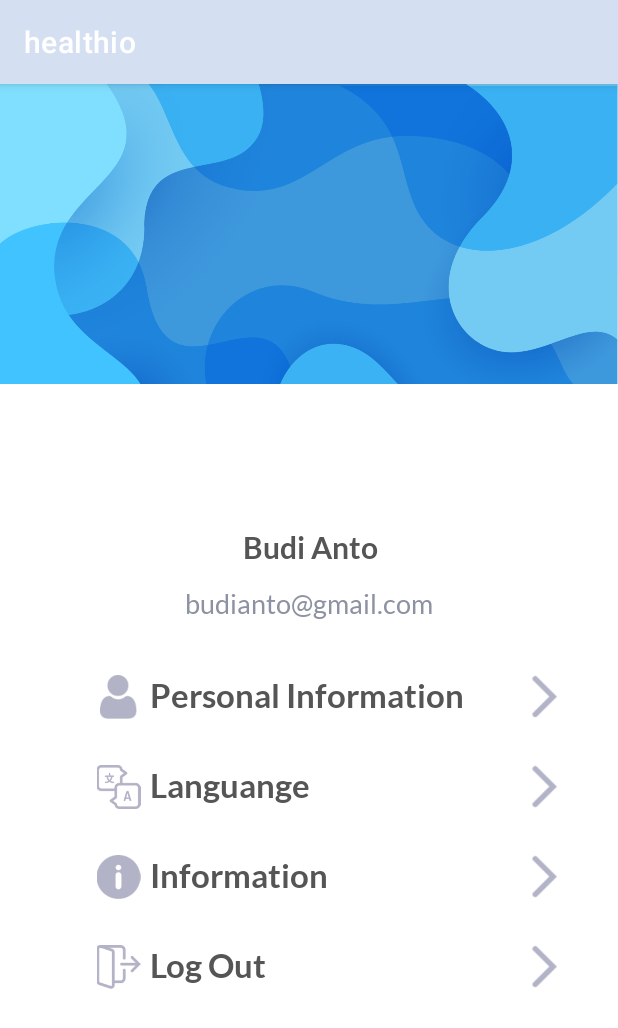
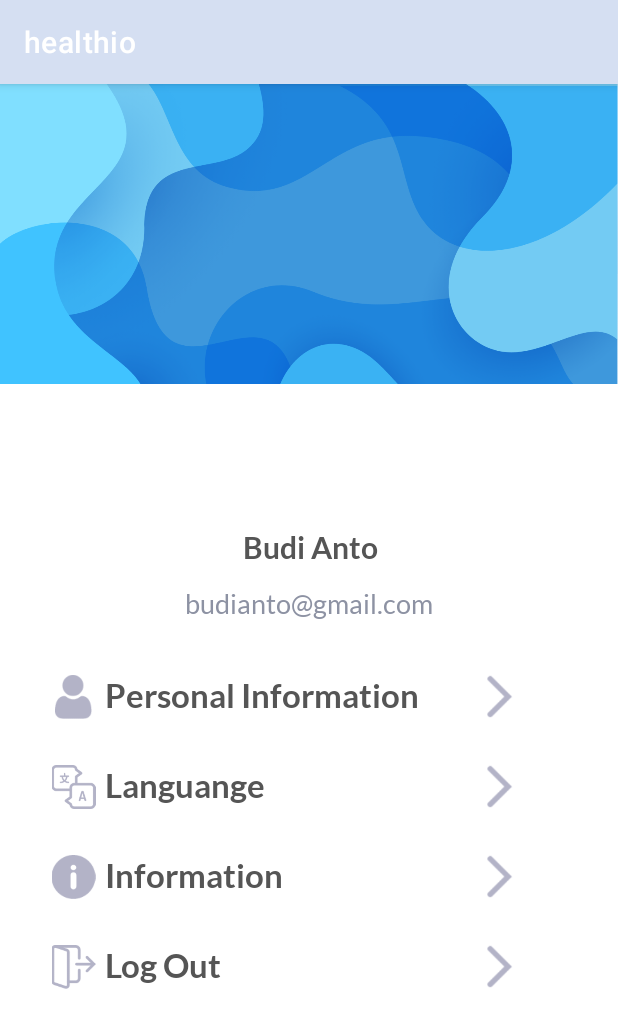
Before and after one commit to jonathanSendiko/bangkit-capstone-healthio, an Android app: the fragment ProfileFragment shown on its own in the app's theme, on a phone screen of 412 x 824 dp. Shown: the top 1028 px of the screen. Run offline under Robolectric (Android 15) with nearby library versions, the phone set to English and light mode, and no system bars; 1 statement that could not run was skipped.

Commit message:
Fragments

```diff
--- a/app/src/main/res/layout/fragment_profile.xml
+++ b/app/src/main/res/layout/fragment_profile.xml
@@ -74,7 +74,7 @@
             android:layout_width="322dp"
             android:layout_height="29dp"
             android:layout_marginHorizontal="40dp"
-            android:layout_marginStart="60dp"
+            android:layout_marginStart="30dp"
             android:layout_marginTop="352dp"
             android:orientation="horizontal"
             app:layout_constraintStart_toStartOf="parent"
@@ -106,7 +106,7 @@
             android:layout_width="322dp"
             android:layout_height="29dp"
             android:layout_marginHorizontal="40dp"
-            android:layout_marginStart="60dp"
+            android:layout_marginStart="30dp"
             android:layout_marginTop="172dp"
             android:orientation="horizontal"
             app:layout_constraintStart_toStartOf="parent"
@@ -139,7 +139,7 @@
             android:layout_width="322dp"
             android:layout_height="29dp"
             android:layout_marginHorizontal="40dp"
-            android:layout_marginStart="60dp"
+            android:layout_marginStart="30dp"
             android:layout_marginTop="232dp"
             android:orientation="horizontal"
             app:layout_constraintStart_toStartOf="parent"
@@ -172,7 +172,7 @@
             android:layout_width="322dp"
             android:layout_height="29dp"
             android:layout_marginHorizontal="40dp"
-            android:layout_marginStart="60dp"
+            android:layout_marginStart="30dp"
             android:layout_marginTop="292dp"
             android:orientation="horizontal"
             app:layout_constraintStart_toStartOf="parent"
```
